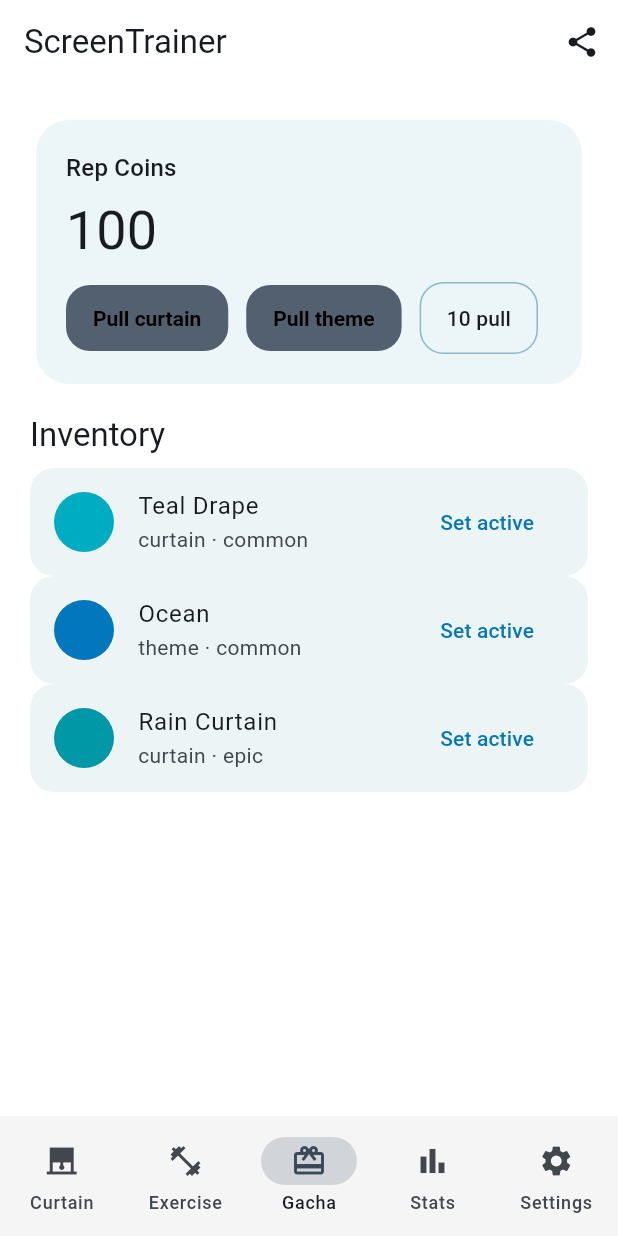
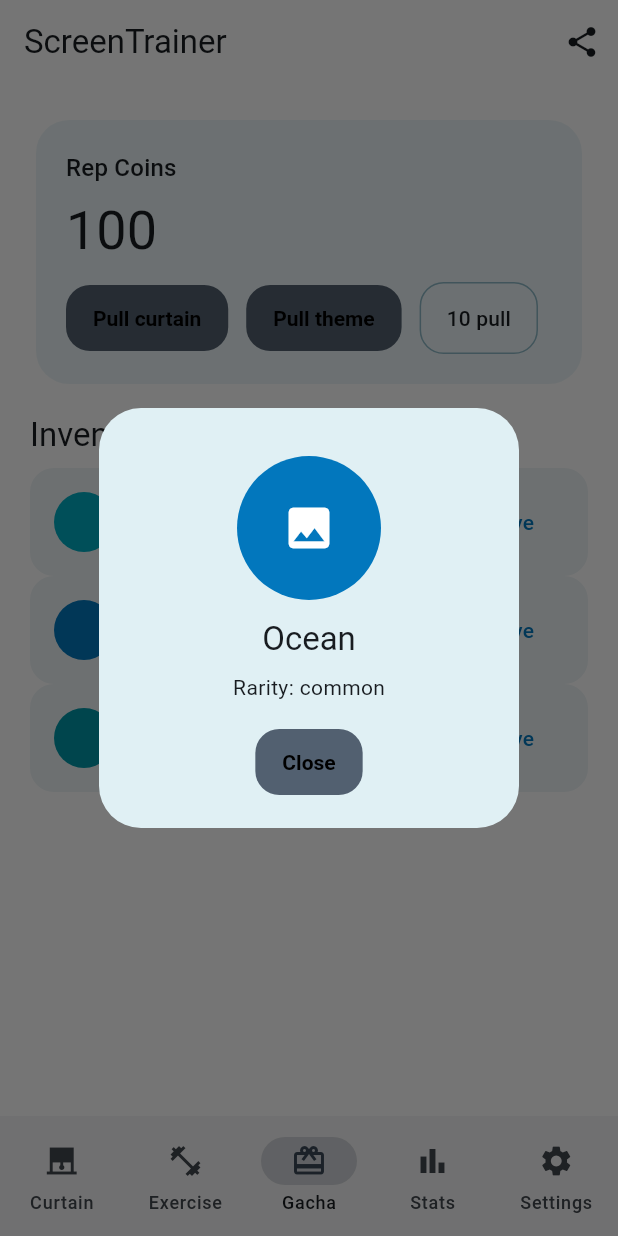
Before and after one commit to Lukas-Bohez/screen_trainer, a Flutter app: the screen it shows after launch, item 3 of the bottom bar chosen, after a tap on "Pull curtain", after a tap on "Pull theme", on a phone screen of 412 x 824 dp. Run offline on Flutter 3.47's test engine with Material 3 defaults, Android fonts, the phone set to English and light mode, and no system bars; our stand-ins replace camera, fl_chart, flutter_local_notifications, in_app_review, local_auth, permission_handler and 3 more; missing offline and left inert: google_mlkit_pose_detection.

Commit message:
feat(gacha): add pull dialog with shimmer/spinner reveal and live theme application

```diff
--- a/lib/src/screens/gacha_screen.dart
+++ b/lib/src/screens/gacha_screen.dart
@@ -29,11 +29,23 @@
                       spacing: 12,
                       children: [
                         FilledButton(
-                          onPressed: () => controller.pullSingle(GachaTrack.curtain),
+                          onPressed: () async {
+                            await showDialog<void>(
+                              context: context,
+                              barrierDismissible: false,
+                              builder: (ctx) => _GachaPullDialog(track: GachaTrack.curtain, controller: controller),
+                            );
+                          },
                           child: const Text('Pull curtain'),
                         ),
                         FilledButton.tonal(
-                          onPressed: () => controller.pullSingle(GachaTrack.theme),
+                          onPressed: () async {
+                            await showDialog<void>(
+                              context: context,
+                              barrierDismissible: false,
+                              builder: (ctx) => _GachaPullDialog(track: GachaTrack.theme, controller: controller),
+                            );
+                          },
                           child: const Text('Pull theme'),
                         ),
                         OutlinedButton(
@@ -71,3 +83,56 @@
     );
   }
 }
+
+class _GachaPullDialog extends StatefulWidget {
+  const _GachaPullDialog({required this.track, required this.controller});
+  final GachaTrack track;
+  final ScreenTrainerController controller;
+  @override
+  State<_GachaPullDialog> createState() => _GachaPullDialogState();
+}
+
+class _GachaPullDialogState extends State<_GachaPullDialog> {
+  Future<List<GachaItem>>? _future;
+
+  @override
+  void initState() {
+    super.initState();
+    _future = widget.controller.gachaService.pullSingle(widget.track);
+  }
+
+  @override
+  Widget build(BuildContext context) {
+    return Dialog(
+      child: Padding(
+        padding: const EdgeInsets.all(20),
+        child: FutureBuilder<List<GachaItem>>(
+          future: _future,
+          builder: (context, snapshot) {
+            if (snapshot.connectionState == ConnectionState.waiting) {
+              return Column(mainAxisSize: MainAxisSize.min, children: const [SizedBox(height: 16), CircularProgressIndicator(), SizedBox(height: 12), Text('Spinning the wheel...')]);
+            }
+            if (snapshot.hasError || snapshot.data == null || snapshot.data!.isEmpty) {
+              return Column(mainAxisSize: MainAxisSize.min, children: [const Icon(Icons.error_outline, size: 48, color: Colors.red), const SizedBox(height: 8), const Text('Not enough Rep Coins or an error occurred.'), const SizedBox(height: 12), FilledButton(onPressed: () => Navigator.of(context).pop(), child: const Text('Close'))]);
+            }
+            final item = snapshot.data!.first;
+            // Apply theme immediately for theme items to give live transition
+            if (item is ThemeItem) {
+              widget.controller.setActiveTheme(item);
+            }
+            return Column(mainAxisSize: MainAxisSize.min, children: [
+              const SizedBox(height: 12),
+              CircleAvatar(radius: 48, backgroundColor: item.color, child: Icon(item.isAnimated ? Icons.auto_awesome : Icons.image, size: 36, color: Colors.white)),
+              const SizedBox(height: 12),
+              Text(item.name, style: Theme.of(context).textTheme.titleLarge),
+              const SizedBox(height: 8),
+              Text('Rarity: ${item.rarity.name}'),
+              const SizedBox(height: 16),
+              FilledButton(onPressed: () => Navigator.of(context).pop(), child: const Text('Close')),
+            ]);
+          },
+        ),
+      ),
+    );
+  }
+}
```
